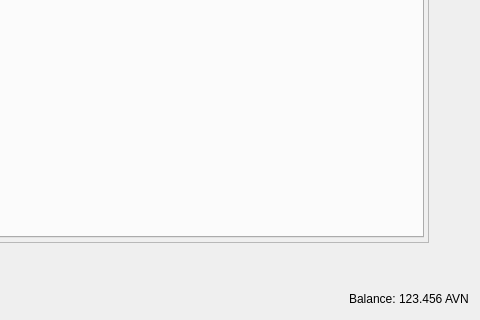
Old version of the form src/qt/forms/restrictedassetsdialog.ui in the repository Meowcoin-Foundation/Meowcoin; both pictures show x 688 to 1168 and y 680 to 1000 of the 1168 by 1000 pixel window.
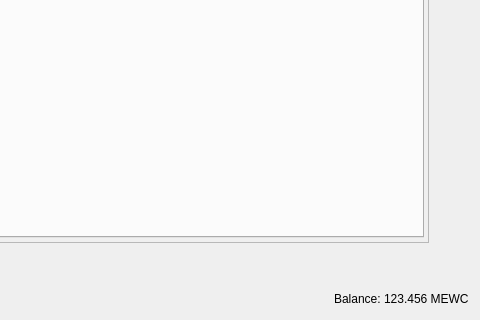
New version of the form.

Diff of the .ui file:
```diff
--- a/src/qt/forms/restrictedassetsdialog.ui
+++ b/src/qt/forms/restrictedassetsdialog.ui
@@ -281,7 +281,7 @@
         <cursorShape>IBeamCursor</cursorShape>
        </property>
        <property name="text">
-        <string notr="true">123.456 AVN</string>
+        <string notr="true">123.456 MEWC</string>
        </property>
        <property name="textInteractionFlags">
         <set>Qt::LinksAccessibleByMouse|Qt::TextSelectableByKeyboard|Qt::TextSelectableByMouse</set>
```
